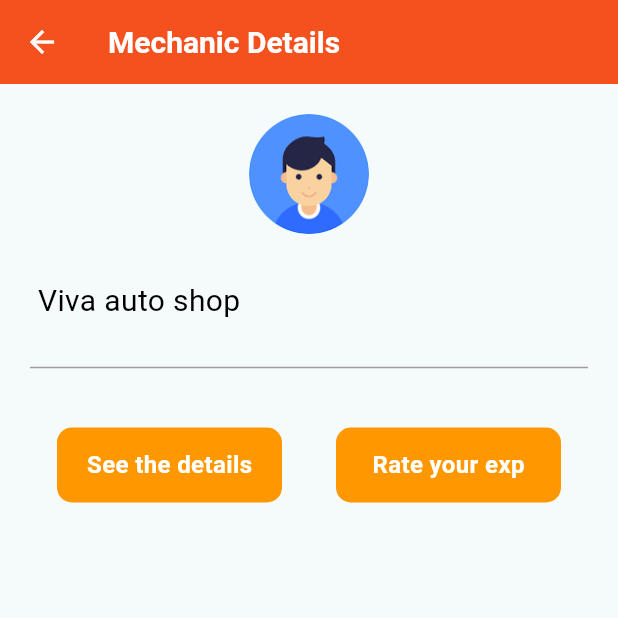
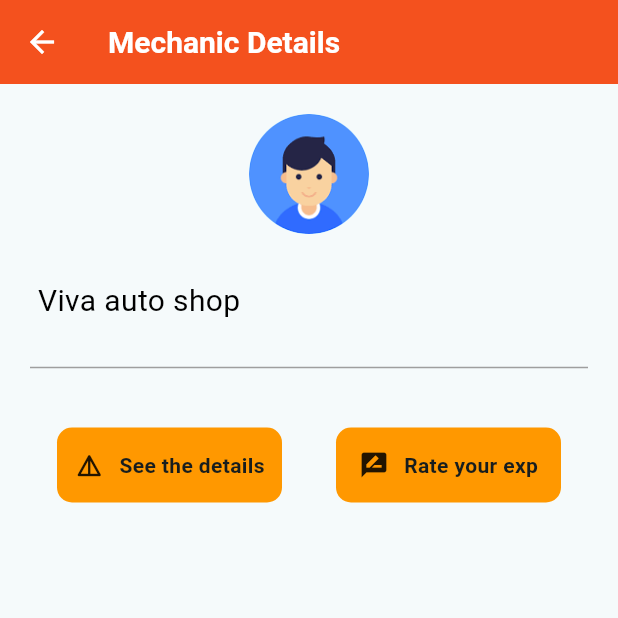
Before and after one commit to tester85/test_flutter_app, a Flutter app: the screen it shows after launch, after a tap on "Viva auto shop", on a phone screen of 412 x 824 dp, the top half of it. Run offline on Flutter 3.47's test engine with Material 2 defaults, Android fonts, the phone set to English and light mode, and no system bars; our stand-ins replace flutter_rating_bar.

Commit message:
Add Icon
Add Icon buttons

```diff
--- a/lib/screen/customer_details.dart
+++ b/lib/screen/customer_details.dart
@@ -46,7 +46,7 @@ class CustomerDetailsPage extends StatelessWidget {
                       mainAxisAlignment: MainAxisAlignment.spaceAround,
                       children: [
                         SquareButton(
-                          // Text: Icons.details_rounded,
+                          icon: Icons.details_rounded,
                           text: 'See the details',
                           onPressed: () {
                             const NotificationDetail notification =
@@ -57,6 +57,7 @@ class CustomerDetailsPage extends StatelessWidget {
                           },
                         ), // Add spacing between buttons
                         SquareButton(
+                          icon: Icons.rate_review,
                           text: 'Rate your exp',
                           // icon: Icons.notifications,
                           onPressed: () {
--- a/lib/widget/square_button.dart
+++ b/lib/widget/square_button.dart
@@ -2,9 +2,10 @@ import 'package:flutter/material.dart';
 
 class SquareButton extends StatelessWidget {
   final String text;
+  final IconData icon;
   final Function()? onPressed;
 
-   SquareButton({super.key, required this.text, required this.onPressed});
+   SquareButton({super.key, required this.text, required this.onPressed, required this.icon});
 
   @override
   Widget build(BuildContext context) {
@@ -17,15 +18,21 @@ class SquareButton extends StatelessWidget {
           color: Colors.orange, // Button background color
           borderRadius: BorderRadius.circular(10), // Button border radius
         ),
-        child: Center(
-            child: Text(
-            text, style: const TextStyle(
-                  color: Colors.white,
-                  fontSize: 16,
-                  fontWeight: FontWeight.bold,
-          ),
-          )
-        ),
+        child:  Row(
+          mainAxisAlignment: MainAxisAlignment.center,
+          children: [
+            Icon(
+              icon,
+              size: 20.0,
+              color: Colors.black87,
+            ),
+            const SizedBox(width: 10.0), // Add spacing between icon and text
+             Text(
+                text, style: const TextStyle( fontWeight: FontWeight.bold),
+            ),
+          ],
+        )
+
 
       ),
     );
```
